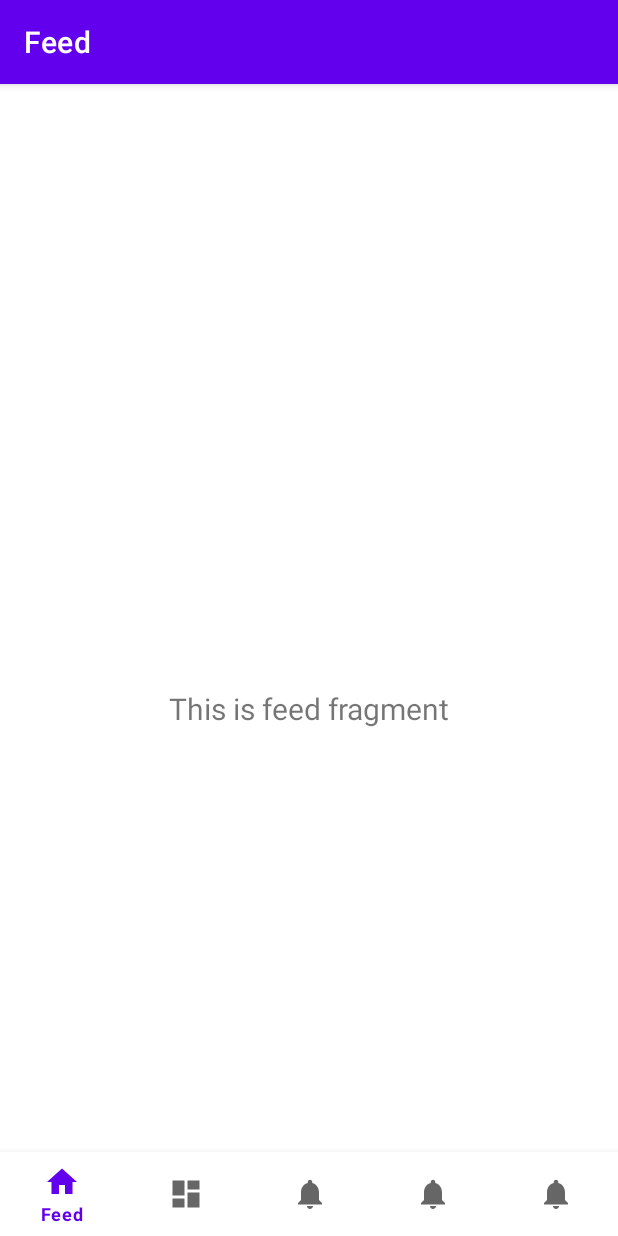
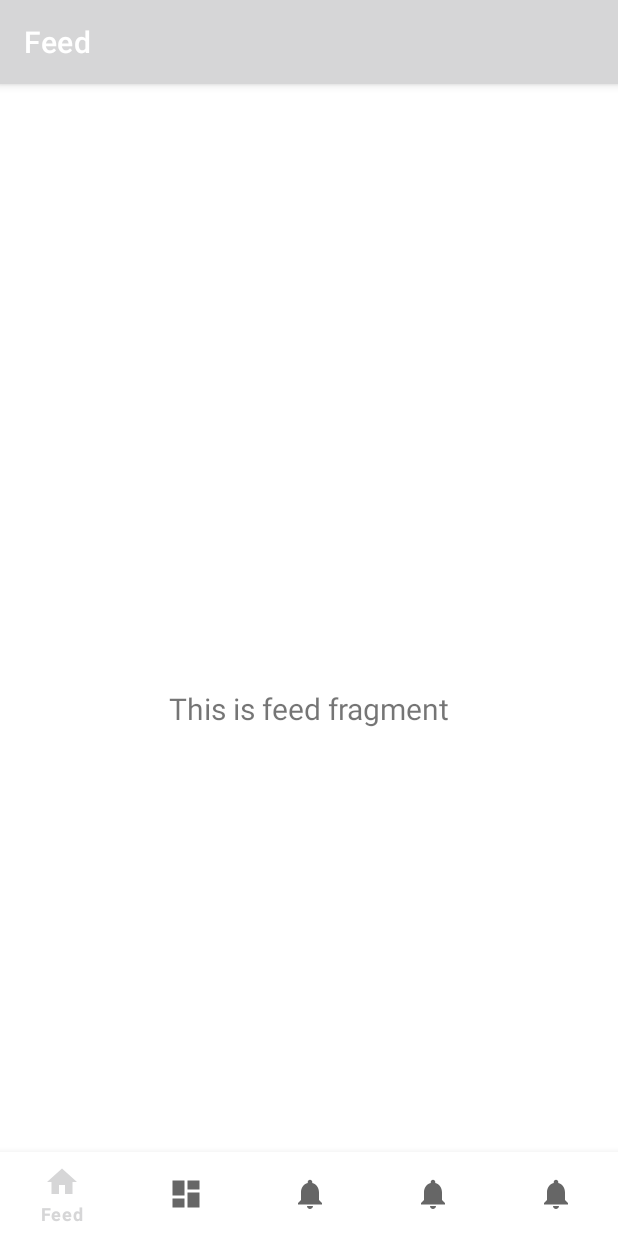
Before and after one commit to timppeters/Recipeze, an Android app: the screen it shows after launch (MainActivity), on a phone screen of 412 x 824 dp. Run offline under Robolectric (Android 15) with nearby library versions, the phone set to English and light mode, and no system bars; our stand-ins replace navigation-ui.

Commit message:
Added custom colours

```diff
--- a/frontend/app/src/main/res/values/colors.xml
+++ b/frontend/app/src/main/res/values/colors.xml
@@ -1,10 +1,10 @@
 <?xml version="1.0" encoding="utf-8"?>
 <resources>
-    <color name="purple_200">#FFBB86FC</color>
-    <color name="purple_500">#FF6200EE</color>
-    <color name="purple_700">#FF3700B3</color>
-    <color name="teal_200">#FF03DAC5</color>
-    <color name="teal_700">#FF018786</color>
-    <color name="black">#FF000000</color>
     <color name="white">#FFFFFFFF</color>
+    <color name="dark_text">#555555</color>
+    <color name="light_text">#BEBEBE</color>
+    <color name="background">#FAFAFA</color>
+    <color name="darker_background">#EEEEEE</color>
+    <color name="green">#3EB981</color>
+    <color name="logo_green">#009953</color>
 </resources>
```
